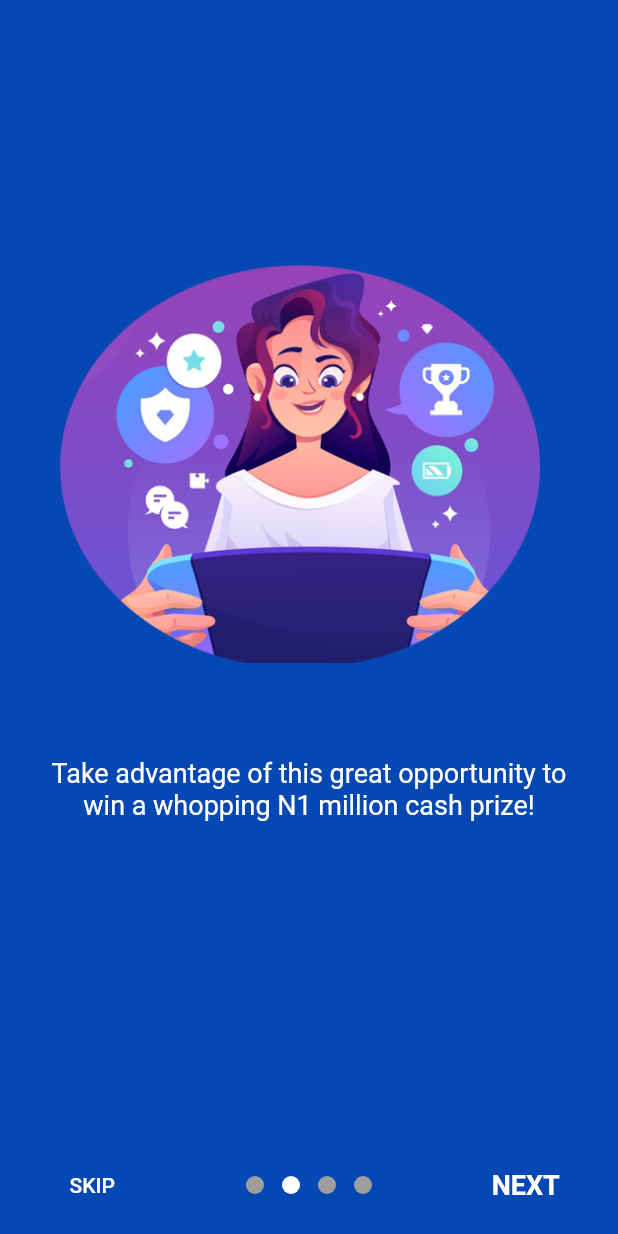
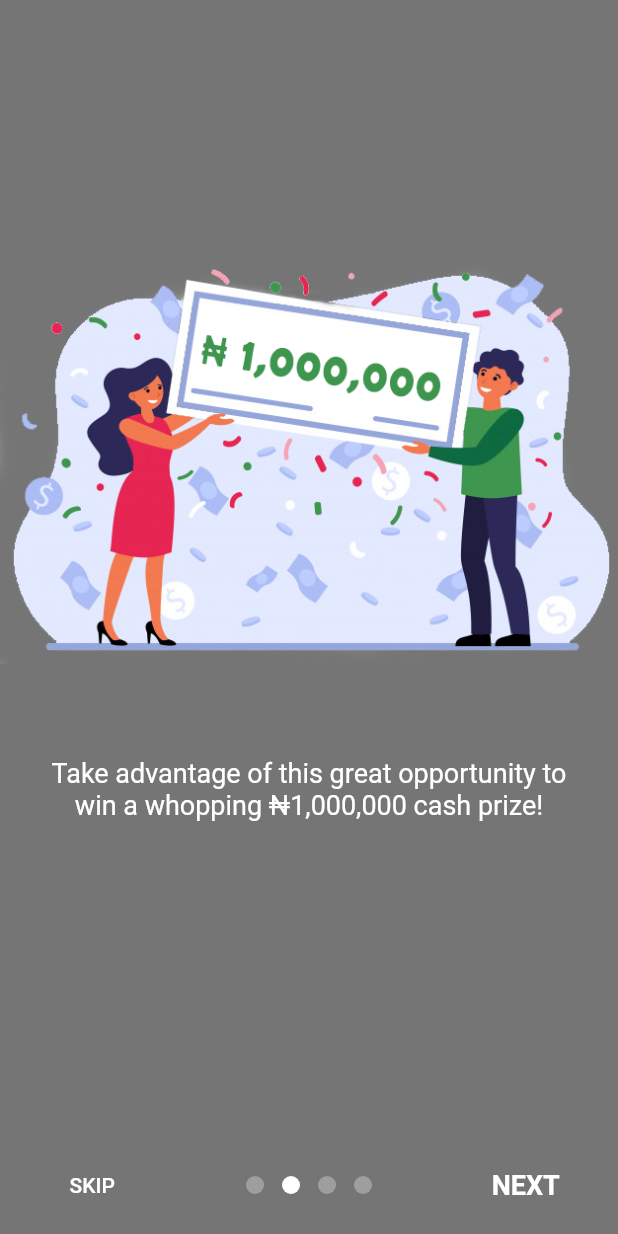
Before and after one commit to Macdeo/wisdomshow, a Flutter app: the screen it shows after launch, swiped to page 2, on a phone screen of 412 x 824 dp. Run offline on Flutter 3.47's test engine with Material 2 defaults, Android fonts, the phone set to English and light mode, and no system bars; drawn by our look-alikes of intro_slider; missing offline and left inert: flutter_webview_plugin.

Commit message:
commit on 'main'

```diff
--- a/lib/main.dart
+++ b/lib/main.dart
@@ -59,12 +59,12 @@ class _IntroScreenState extends State<IntroScreen> {
     );
     slides.add(
       new Slide(
-        title: "",
+        // title: "",
         description:
-            "Take advantage of this great opportunity to win a whopping N1 million cash prize!",
-        pathImage: "images/letsgos.png",
+            "Take advantage of this great opportunity to win a whopping ₦1,000,000 cash prize!",
+        pathImage: "images/wincash.png",
         heightImage: 300,
-        backgroundColor: Color(0xff0648B3),
+        backgroundColor: Colors.black54,
       ),
     );
     slides.add(
--- a/lib/ui/components/or_divider.dart
+++ b/lib/ui/components/or_divider.dart
@@ -6,7 +6,7 @@ class OrDivider extends StatelessWidget {
   Widget build(BuildContext context) {
     Size size = MediaQuery.of(context).size;
     return Container(
-      margin: EdgeInsets.symmetric(vertical: size.height * 0.02),
+      margin: EdgeInsets.symmetric(vertical: size.height * 0.01),
         width: size.width * 0.8,
         child: Row(children: <Widget>[
           buildDivider(),
--- a/lib/ui/welcomeScreen/WelcomeBody.dart
+++ b/lib/ui/welcomeScreen/WelcomeBody.dart
@@ -27,11 +27,11 @@ class WelcomeBody extends StatelessWidget {
                 'WELCOME TO',
                 style: TextStyle(
                     fontWeight: FontWeight.bold,
-                    fontSize: 22,
+                    fontSize: 23,
                     color: kBackgroundColor),
               ),
             )),
-            SizedBox(height: size.height * 0.06),
+            SizedBox(height: size.height * 0.03),
             Image.asset(
               'images/wisdomshowmain.png',
               height: size.height * 0.20,
```
Also changed, not shown: 1 other file.
